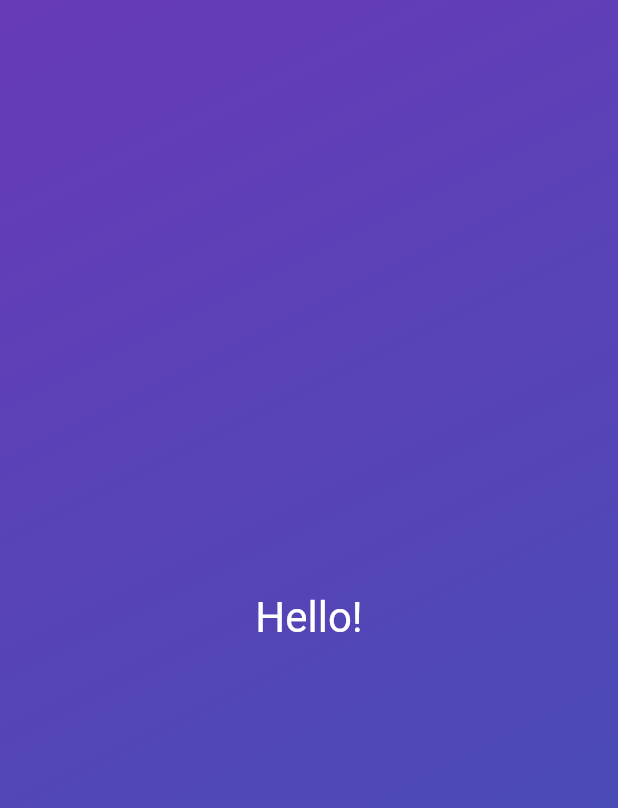
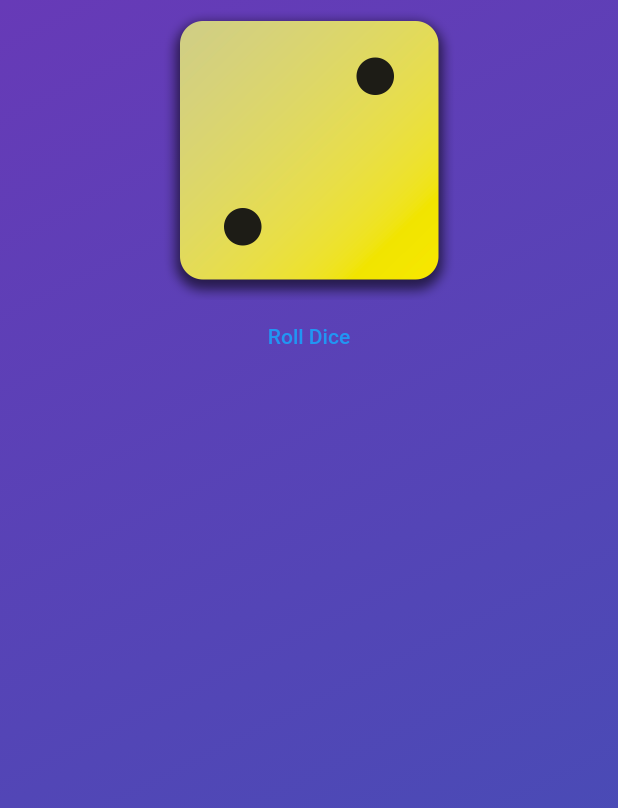
Before and after one commit to bmessaoudi/roll_dice_app, a Flutter app: the screen it shows after launch, on a phone screen of 412 x 824 dp. Shown: the top 808 px of the screen. Run offline on Flutter 3.47's test engine with Material 2 defaults, Android fonts, the phone set to English and light mode, and no system bars.

Commit message:
introduce dice image and button to roll

```diff
--- a/lib/gradient_container.dart
+++ b/lib/gradient_container.dart
@@ -1,5 +1,4 @@
 import 'package:flutter/material.dart';
-import 'package:roll_dice_app/styled_text.dart';
 
 var startAlignment = Alignment.topLeft;
 var endAlignment = Alignment.bottomRight;
@@ -14,6 +13,8 @@ class GradientContainer extends StatelessWidget {
   final Color color1;
   final Color color2;
 
+  void rollDice() {}
+
   @override
   Widget build(BuildContext context) {
     return Container(
@@ -24,8 +25,19 @@ class GradientContainer extends StatelessWidget {
           end: endAlignment,
         ),
       ),
-      child: const Center(
-        child: StyledText("Hello!"),
+      child: Center(
+        child: Column(
+          children: [
+            Image.asset(
+              'assets/images/dice-2.png',
+              width: 200,
+            ),
+            TextButton(
+              onPressed: rollDice,
+              child: const Text('Roll Dice'),
+            )
+          ],
+        ),
       ),
     );
   }
```
